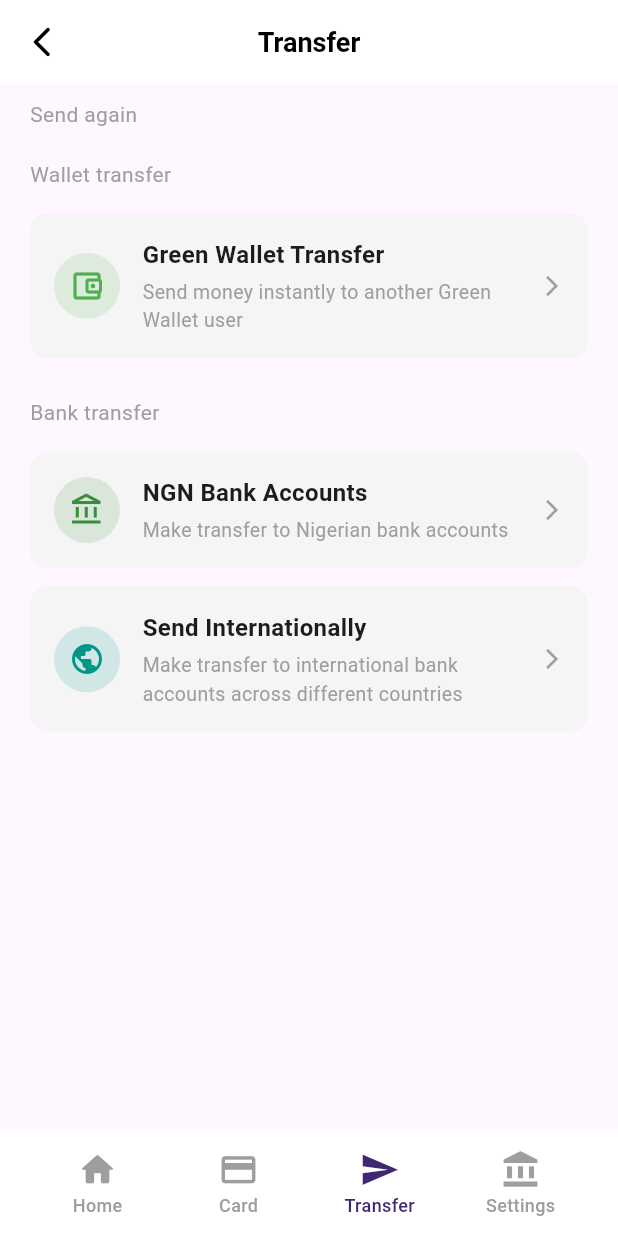
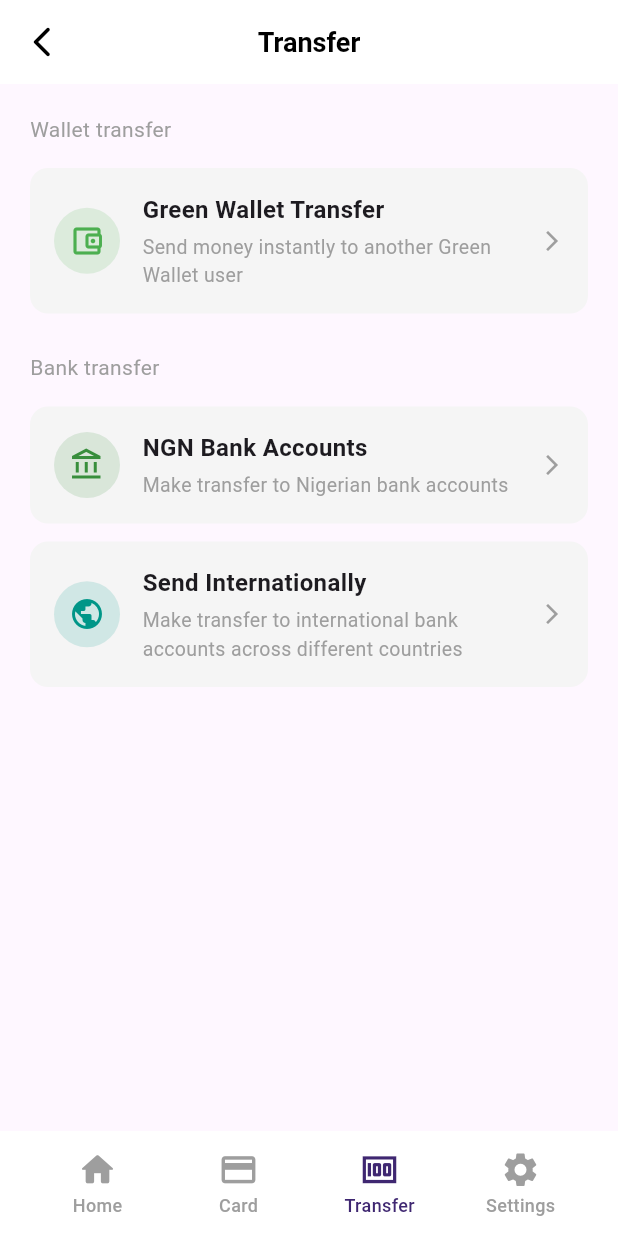
Before and after one commit to EmblemPrograms/green_wallet, a Flutter app: the HomeContainer screen opened by its route, item 3 of the bottom bar chosen, on a phone screen of 412 x 824 dp. Run offline on Flutter 3.47's test engine with Material 3 defaults, Android fonts, the light colour scheme and no system bars; our stand-ins replace cached_network_image, carousel_slider, country_picker, file_picker, font_awesome_flutter, image_picker and 2 more; missing offline and left inert: gif_view; accounts and stored records are empty; network calls fail.

Commit message:
Update UI labels and refactor import paths
Refactored import paths for send-related modules to remove 'ActionB' prefix. Updated various UI labels for clarity, such as changing 'Convert' to 'Rates', 'Finish Account Setup For First Users Only!!!' to 'Complete Account Setup', and minor text adjustments. Also updated navigation bar icons and removed the 'Sort Code' row from account details.

```diff
--- a/lib/Card/Account_details.dart
+++ b/lib/Card/Account_details.dart
@@ -176,8 +176,6 @@ Sort Code: ${_details["nip_code"]}
                       "Bank Name", _details["bank_name"] ?? ""),
                   _buildAccountDetailRow(
                       "Account Number", _details["account_number"] ?? ""),
-                  _buildAccountDetailRow(
-                      "Sort Code", _details["nip_code"] ?? ""),
                   const SizedBox(height: 20),
 
                   // Share button
--- a/lib/Card/Transfer.dart
+++ b/lib/Card/Transfer.dart
@@ -1,8 +1,7 @@
 import 'package:flutter/material.dart';
-import 'package:green_wallet/ActionB/send/intSend.dart';
-import 'package:green_wallet/ActionB/send/ngnSend.dart';
-import 'package:green_wallet/ActionB/send/walletSend.dart';
-
+import 'package:green_wallet/send/intSend.dart';
+import 'package:green_wallet/send/ngnSend.dart';
+import 'package:green_wallet/send/walletSend.dart';
 import 'NCard.dart';
 import 'Profile.dart';
 import 'homepage.dart';
@@ -77,11 +76,7 @@ class _TransferState extends State<Transfer> {
             crossAxisAlignment: CrossAxisAlignment.start,
             children: [
               // Send Again Section
-              const Text(
-                "Send again",
-                style: TextStyle(fontSize: 14, color: Colors.grey),
-              ),
-              const SizedBox(height: 20),
+                            const SizedBox(height: 10),
 
               // Wallet Transfer Section
               const Text(
--- a/lib/Card/homepage.dart
+++ b/lib/Card/homepage.dart
@@ -330,10 +330,10 @@ class _HomepageScreenState extends State<HomepageScreen> {
                               const SizedBox(height: 18),
                               Row(
                                 mainAxisAlignment:
-                                    MainAxisAlignment.spaceBetween,
+                                    MainAxisAlignment.spaceEvenly,
                                 children: [
                                   _buildActionButton(
-                                      Icons.currency_exchange, "Convert", () {
+                                      Icons.currency_exchange, "Rates", () {
                                     Navigator.push(
                                       context,
                                       MaterialPageRoute(
--- a/lib/pages/Signin.dart
+++ b/lib/pages/Signin.dart
@@ -151,7 +151,7 @@ class _SigninState extends State<Signin> {
             crossAxisAlignment: CrossAxisAlignment.start,
             children: [
               const Text(
-                "Welcome Back !",
+                "Welcome Back!",
                 style: TextStyle(
                   fontSize: 24,
                   fontWeight: FontWeight.bold,
--- a/lib/profile/account_info/Account_info.dart
+++ b/lib/profile/account_info/Account_info.dart
@@ -90,7 +90,7 @@ class _AccountInfoScreenState extends State<AccountInfoScreen> {
                 ),
               ),
               child: const Text(
-                'Finish Account Setup For First Users Only!!!',
+                'Complete Account Setup',
                 style: TextStyle(fontSize: 16, color: Colors.white),
               ),
             ),
--- a/lib/send/intSend.dart
+++ b/lib/send/intSend.dart
@@ -1,5 +1,5 @@
 import 'package:flutter/material.dart';
-import 'package:green_wallet/ActionB/send/intSend1.dart';
+import 'package:green_wallet/send/intSend1.dart';
 
 class intSend extends StatefulWidget {
   const intSend({super.key});
--- a/lib/send/intSend1.dart
+++ b/lib/send/intSend1.dart
@@ -1,5 +1,6 @@
 import 'package:flutter/material.dart';
-import 'package:green_wallet/ActionB/send/SendBint.dart';
+import 'package:green_wallet/send/SendBint.dart';
+
 
 class IntSend1 extends StatefulWidget {
   const IntSend1({super.key});
--- a/lib/widgets/Navigation_bar.dart
+++ b/lib/widgets/Navigation_bar.dart
@@ -24,8 +24,8 @@ class BottomNavBar extends StatelessWidget {
           children: [
             _buildBottomNavItem(Icons.home_rounded, "Home", 0),
             _buildBottomNavItem(Icons.credit_card, "Card", 1),
-            _buildBottomNavItem(Icons.send, "Transfer", 2),
-            _buildBottomNavItem(Icons.account_balance, "Settings", 3),
+            _buildBottomNavItem(Icons.money, "Transfer", 2),
+            _buildBottomNavItem(Icons.settings, "Settings", 3),
           ],
         ),
       ),
```
